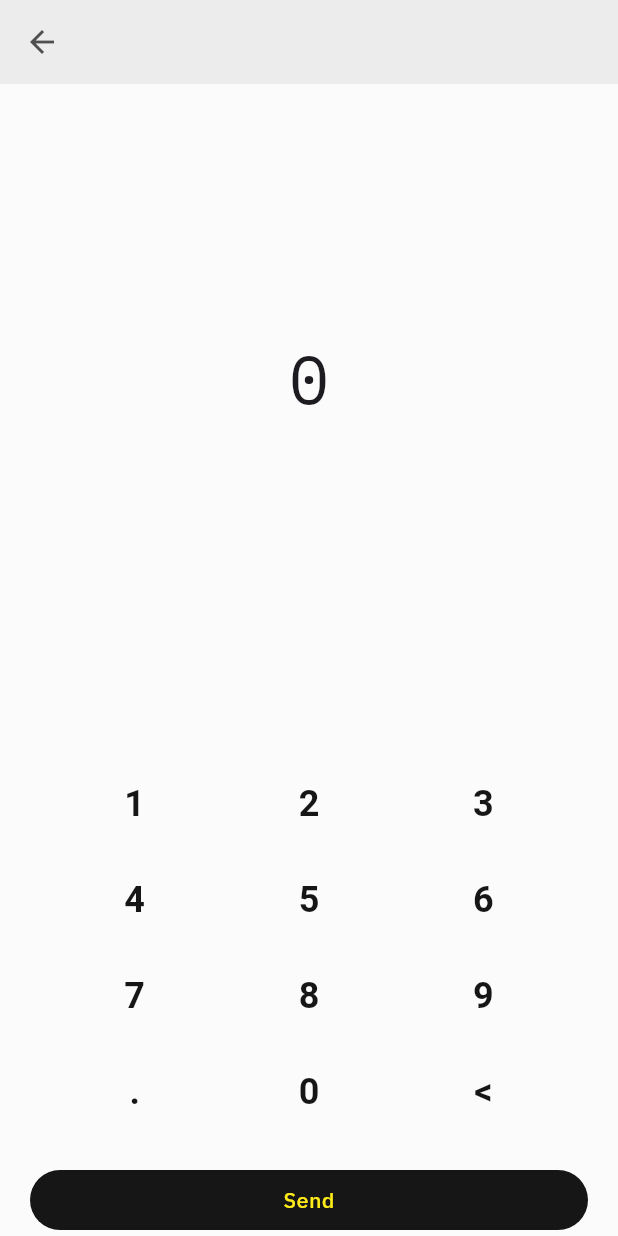
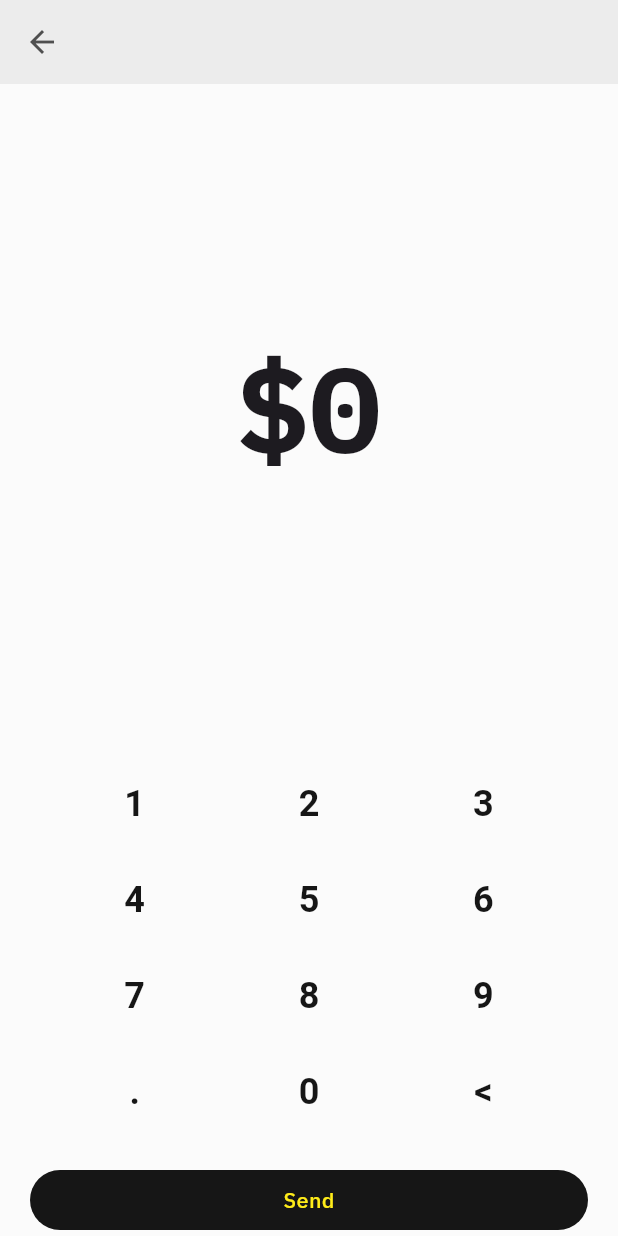
Before and after one commit to TBD54566975/didpay, a Flutter app: the SendPage screen opened directly, on a phone screen of 412 x 824 dp. Run offline on Flutter 3.47's test engine with Material 3 defaults, Android fonts, the phone set to English and light mode, and no system bars; drawn by our look-alikes of auto_size_text; our stand-ins replace device_info_plus, flutter_hooks, flutter_secure_storage, hooks_riverpod, qr_flutter, shared_preferences and 1 more; missing offline and left inert: mobile_scanner, web5; accounts and stored records are empty.

Commit message:
increase send amount text size

```diff
--- a/lib/features/send/send.dart
+++ b/lib/features/send/send.dart
@@ -21,7 +21,8 @@ class Send extends HookWidget {
   Widget build(BuildContext context) {
     final shouldAnimate = useState(false);
 
-    final formattedAmount = Currency.formatFromString(amount.value);
+    final formattedAmount =
+        Currency.formatFromString(amount.value, showSymbol: true);
 
     useEffect(() {
       WidgetsBinding.instance.addPostFrameCallback((_) {
@@ -58,16 +59,21 @@ class Send extends HookWidget {
           shouldAnimate: shouldAnimate,
           child: Column(
             children: [
-              Row(
+              Padding(
+                padding: const EdgeInsets.symmetric(horizontal: Grid.side),
+                child: Row(
                   mainAxisAlignment: MainAxisAlignment.center,
+                  crossAxisAlignment: CrossAxisAlignment.baseline,
+                  textBaseline: TextBaseline.alphabetic,
                   children: [
                     Flexible(
                       child: AutoSizeText(
                         formattedAmount,
-                      style: Theme.of(context).textTheme.displayMedium,
-                      maxFontSize:
-                          Theme.of(context).textTheme.displayMedium?.fontSize ??
-                              45.0,
+                        style: const TextStyle(
+                          fontSize: 80.0,
+                          fontWeight: FontWeight.bold,
+                        ),
+                        maxFontSize: 80.0,
                         minFontSize:
                             Theme.of(context).textTheme.bodyLarge?.fontSize ??
                                 16.0,
@@ -76,10 +82,10 @@ class Send extends HookWidget {
                     ),
                   ],
                 ),
+              ),
             ],
           ),
         ),
-        const SizedBox(height: Grid.lg),
       ],
     );
   }
```
Lines whose indentation alone changed are shown as unchanged.
